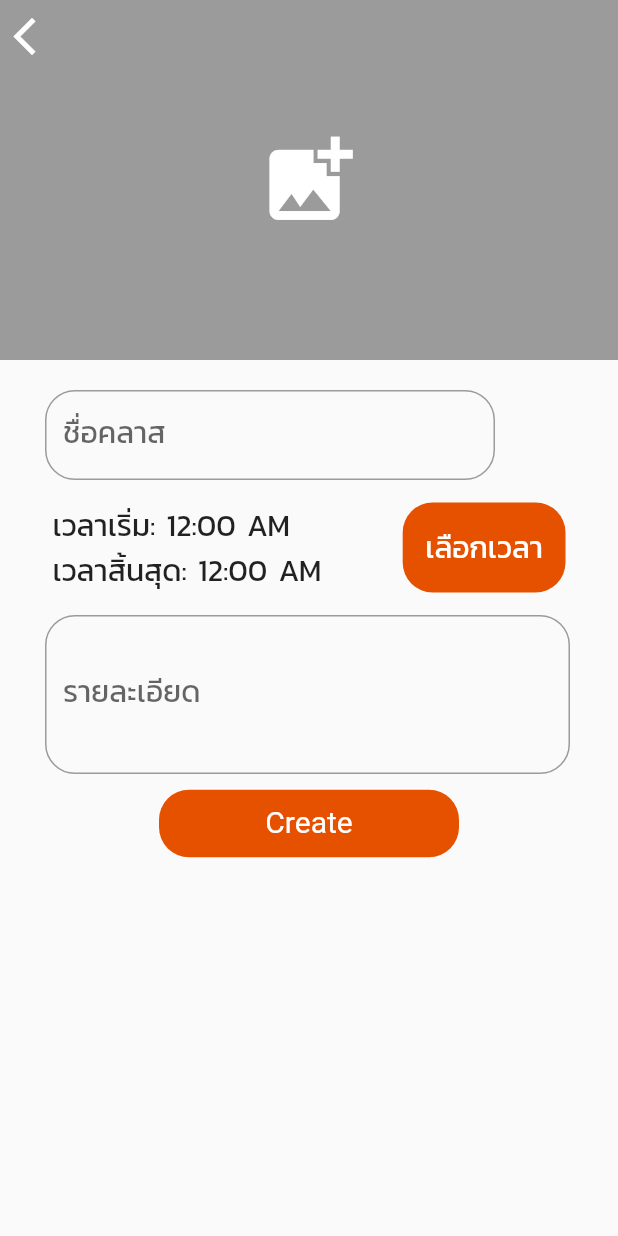
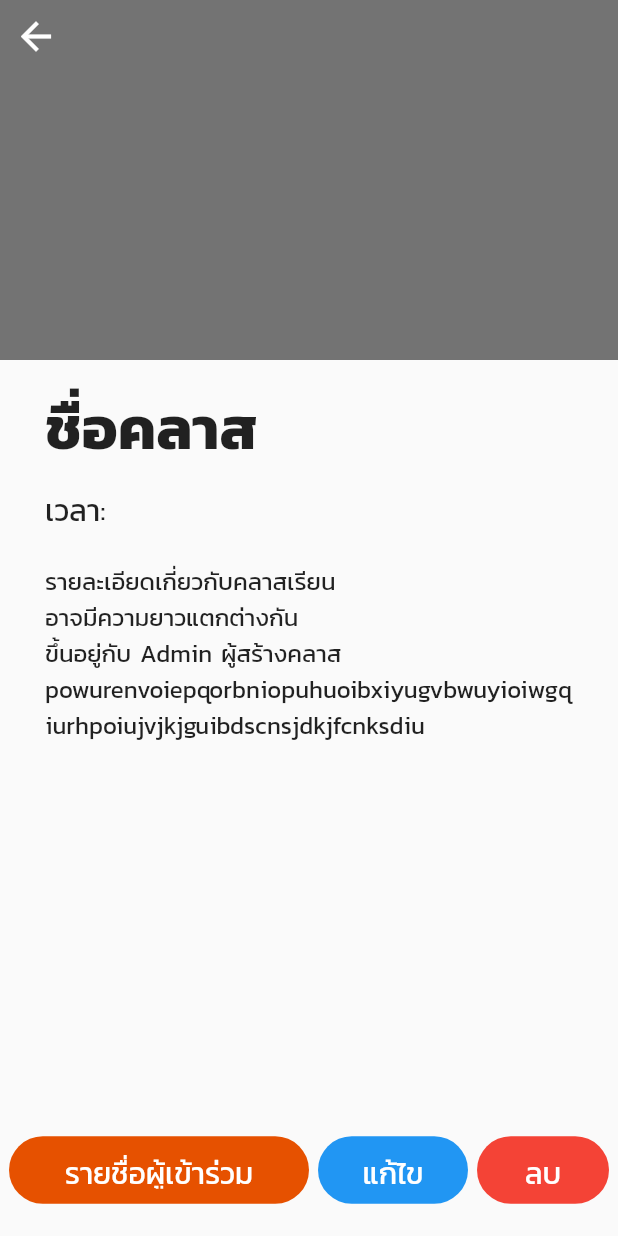
Before and after one commit to godprogrammer3/KMITL_fitness_app, a Flutter app: the screen it shows after launch, after a tap on "Yoga", on a phone screen of 412 x 824 dp. Run offline on Flutter 3.47's test engine with Material 2 defaults, Android fonts, the phone set to English and light mode, and no system bars; our stand-ins replace cloud_firestore, firebase_auth, firebase_messaging, firebase_storage, flutter_svg, get_it and 2 more; accounts and stored records are empty.

Commit message:
Admin class detail UI without database

```diff
--- /dev/null
+++ b/kmitl_fitness_app/lib/ui/pages/admin_class_detail.dart
@@ -0,0 +1,159 @@
+import 'package:flutter/material.dart';
+import 'package:kmitl_fitness_app/data/entitys/entitys.dart';
+
+class AdminClassDetail extends StatelessWidget {
+  const AdminClassDetail({Key key}) : super(key: key);
+
+  @override
+  Widget build(BuildContext context) {
+    return AdminClassDetailChild();
+  }
+}
+
+class AdminClassDetailChild extends StatefulWidget {
+  @override
+  _AdminClassDetailChildState createState() => _AdminClassDetailChildState();
+}
+
+class _AdminClassDetailChildState extends State<AdminClassDetailChild> {
+  @override
+  Widget build(BuildContext context) {
+    return Scaffold(
+      body: SafeArea(
+        child: Column(
+          crossAxisAlignment: CrossAxisAlignment.start,
+          children: <Widget>[
+            Container(
+              height: 240,
+              child: Stack(
+                alignment: Alignment.topLeft,
+                children: <Widget>[
+                  Container(
+                    height: 240,
+                    color: Colors.black54,
+                    //child: Image(image: AssetImage()),
+                  ),
+                  IconButton(
+                    icon: Icon(Icons.arrow_back),
+                    color: Colors.white,
+                    onPressed: () {
+                      Navigator.pop(context);
+                    },
+                    iconSize: 30,
+                  ),
+                ],
+              ),
+            ),
+            Container(
+              margin: const EdgeInsets.only(top: 15, left: 30),
+              child: Column(
+                crossAxisAlignment: CrossAxisAlignment.start,
+                children: <Widget>[
+                  Text(
+                    'ชื่อคลาส',
+                    style: TextStyle(
+                      fontSize: 40,
+                      fontFamily: 'Kanit',
+                      fontWeight: FontWeight.bold,
+                    ),
+                  ),
+                  SizedBox(
+                    height: 10,
+                  ),
+                  Text(
+                    'เวลา: ',
+                    style: TextStyle(
+                      fontSize: 20,
+                      fontFamily: 'Kanit',
+                    ),
+                  ),
+                ],
+              ),
+            ),
+            Expanded(
+              child: Container(
+                margin: EdgeInsets.only(top: 20, left: 30, right: 30),
+                //color: Colors.black54,
+                child: Text(
+                  'รายละเอียดเกี่ยวกับคลาสเรียน \nอาจมีความยาวแตกต่างกัน \nขึ้นอยู่กับ Admin ผู้สร้างคลาส \n'
+                  'powurenvoiepqorbniopuhuoibxiyugvbwuyioiwgqiurhpoiujvjkjguibdscnsjdkjfcnksdiu',
+                  style: TextStyle(
+                    fontSize: 16,
+                    fontFamily: 'Kanit',
+                  ),
+                ),
+              ),
+            ),
+            Row(
+              mainAxisAlignment: MainAxisAlignment.spaceEvenly,
+              children: <Widget>[
+                FlatButton(
+                  onPressed: () {},
+                  color: Colors.orange[900],
+                  child: Container(
+                    height: 25,
+                    width: 200,
+                    child: Text(
+                      'รายชื่อผู้เข้าร่วม',
+                      style: TextStyle(
+                          fontSize: 20,
+                          color: Colors.white,
+                          fontFamily: 'Kanit'),
+                      textAlign: TextAlign.center,
+                    ),
+                  ),
+                  shape: RoundedRectangleBorder(
+                    borderRadius: BorderRadius.circular(25),
+                  ),
+                  padding: EdgeInsets.only(top: 10, bottom: 10),
+                ),
+                FlatButton(
+                  onPressed: () {},
+                  color: Colors.blue,
+                  child: Container(
+                    height: 25,
+                    width: 100,
+                    child: Text(
+                      'แก้ไข',
+                      style: TextStyle(
+                          fontSize: 20,
+                          color: Colors.white,
+                          fontFamily: 'Kanit'),
+                      textAlign: TextAlign.center,
+                    ),
+                  ),
+                  shape: RoundedRectangleBorder(
+                    borderRadius: BorderRadius.circular(25),
+                  ),
+                  padding: EdgeInsets.only(top: 10, bottom: 10),
+                ),
+                FlatButton(
+                  onPressed: () {},
+                  color: Colors.red,
+                  child: Container(
+                    height: 25,
+                    child: Text(
+                      'ลบ',
+                      style: TextStyle(
+                          fontSize: 20,
+                          color: Colors.white,
+                          fontFamily: 'Kanit'),
+                      textAlign: TextAlign.center,
+                    ),
+                  ),
+                  shape: RoundedRectangleBorder(
+                    borderRadius: BorderRadius.circular(25),
+                  ),
+                  padding: EdgeInsets.only(top: 10, bottom: 10),
+                ),
+              ],
+            ),
+            SizedBox(
+              height: 20,
+            )
+          ],
+        ),
+      ),
+    );
+  }
+}
--- a/kmitl_fitness_app/lib/ui/pages/admin_class_edit.dart
+++ b/kmitl_fitness_app/lib/ui/pages/admin_class_edit.dart
@@ -1,8 +1,7 @@
 import 'dart:io';
-
-import 'package:flutter/cupertino.dart';
 import 'package:flutter/material.dart';
 import 'package:image_picker/image_picker.dart';
+import 'package:kmitl_fitness_app/data/entitys/entitys.dart';
 
 class AdminClassEdit extends StatelessWidget {
   const AdminClassEdit({Key key}) : super(key: key);
@@ -85,7 +84,7 @@ class _AdminClassEditChildState extends State<AdminClassEditChild> {
                     ],
                   ),
                   IconButton(
-                    icon: Icon(Icons.arrow_back_ios),
+                    icon: Icon(Icons.arrow_back),
                     color: Colors.white,
                     onPressed: () {
                       Navigator.pop(context);
--- a/kmitl_fitness_app/lib/ui/pages/admin_class_management.dart
+++ b/kmitl_fitness_app/lib/ui/pages/admin_class_management.dart
@@ -49,6 +49,8 @@ class _AdminClassManagementChildState extends State<AdminClassManagementChild> {
   final User user;
   _AdminClassManagementChildState({this.user});
 
+  Class classData;
+
   List<Classes> classes = [
     Classes(
       title: 'Yoga',
@@ -99,7 +101,7 @@ class _AdminClassManagementChildState extends State<AdminClassManagementChild> {
               child: InkWell(
                 onTap: () {
                   Navigator.of(context).push(MaterialPageRoute(
-                    builder: (context) => AdminClassEdit(),
+                    builder: (context) => AdminClassDetail(),
                   ));
                 },
                 child: Stack(
--- a/kmitl_fitness_app/lib/ui/pages/pages.dart
+++ b/kmitl_fitness_app/lib/ui/pages/pages.dart
@@ -15,3 +15,4 @@ export './test_page.dart';
 export './admin_class_management.dart';
 export './admin_class_edit.dart';
 export './about_page.dart';
+export './admin_class_detail.dart';
```
